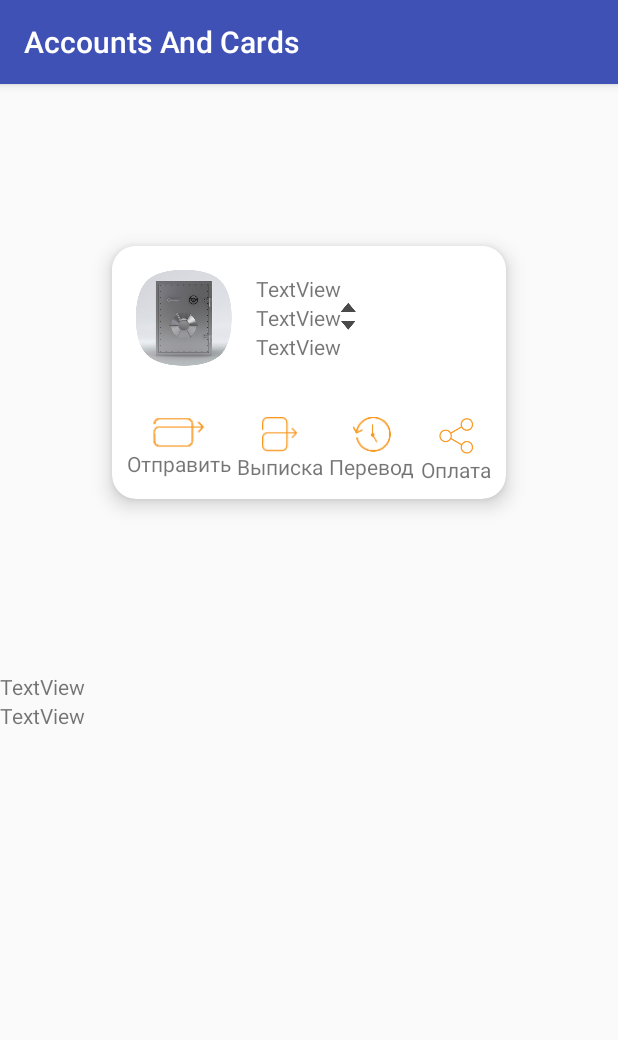
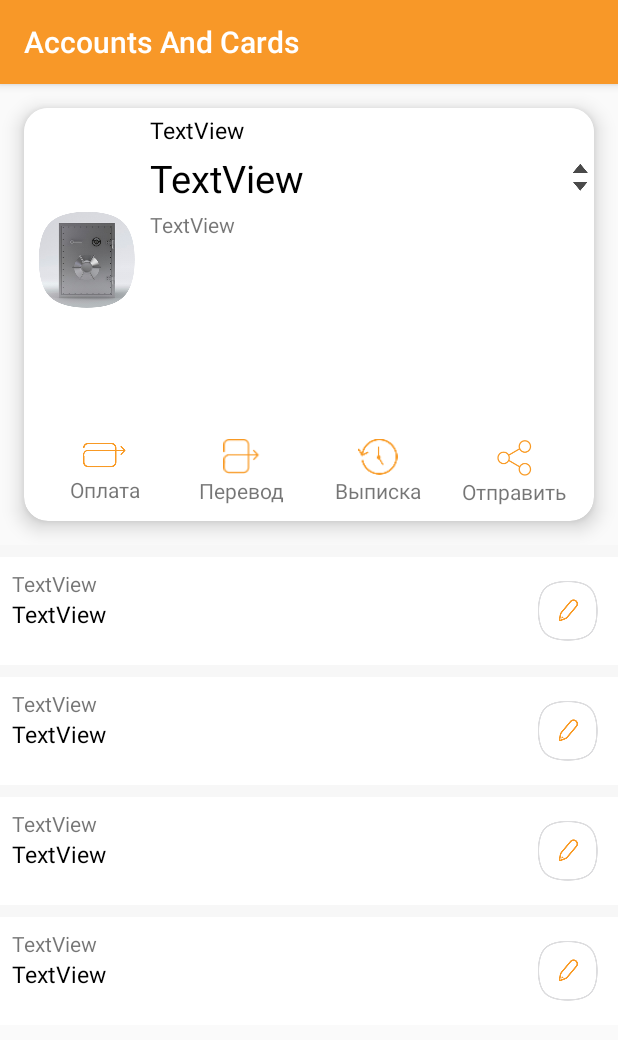
Before and after one commit to kostjagomel/Test-Accounts-And-Cards, an Android app: the fragment PlaceholderFragment shown on its own in the app's theme, on a phone screen of 412 x 824 dp. Shown: the top 1040 px of the screen. Run offline under Robolectric (Android 15) with nearby library versions, the phone set to English and light mode, and no system bars; 4 statements that could not run were skipped.

Commit message:
графика

```diff
--- a/app/src/main/java/test/accountsandcards/fragments/PlaceholderFragment.java
+++ b/app/src/main/java/test/accountsandcards/fragments/PlaceholderFragment.java
@@ -61,9 +61,7 @@ public class PlaceholderFragment extends Fragment {
         infos.add(info);
         infos.add(info);
         infos.add(info);
-        infos.add(info);
-        infos.add(info);
-        infos.add(info);
+
 
         RecyclerInfoAdapter recyclerInfoAdapter = new RecyclerInfoAdapter(infos);
         rvCards.setAdapter(recyclerInfoAdapter);
--- a/app/src/main/res/layout/card_layout.xml
+++ b/app/src/main/res/layout/card_layout.xml
@@ -3,7 +3,7 @@
     xmlns:app="http://schemas.android.com/apk/res-auto"
     xmlns:tools="http://schemas.android.com/tools"
     android:id="@+id/cardView"
-    android:layout_width="wrap_content"
+    android:layout_width="match_parent"
     android:layout_height="wrap_content"
     app:cardCornerRadius="@dimen/fab_margin"
     app:cardElevation="8dp"
@@ -14,8 +14,8 @@
     tools:showIn="@layout/fragment_cards">
 
     <LinearLayout
-        android:layout_width="wrap_content"
-        android:layout_height="wrap_content"
+        android:layout_width="match_parent"
+        android:layout_height="match_parent"
         android:orientation="vertical">
 
         <LinearLayout
@@ -23,47 +23,54 @@
             android:layout_height="wrap_content"
             android:layout_margin="0dp"
             android:layout_marginBottom="@dimen/appbar_padding_top"
+            android:layout_weight="1"
             android:background="@color/cardview_light_background"
             android:orientation="horizontal"
-            android:padding="@dimen/appbar_padding_top">
+            android:padding="@dimen/cardview_default_elevation">
 
             <ImageView
                 android:id="@+id/imageSafe"
                 android:layout_width="wrap_content"
                 android:layout_height="wrap_content"
+                android:layout_gravity="center"
                 android:layout_margin="@dimen/appbar_padding_top"
-                android:contentDescription="TODO"
                 android:src="@drawable/im_safe" />
 
             <LinearLayout
                 android:layout_width="match_parent"
-                android:layout_height="match_parent"
-                android:layout_margin="@dimen/appbar_padding_top"
+                android:layout_height="wrap_content"
                 android:gravity="center_vertical"
                 android:orientation="vertical">
 
                 <TextView
                     android:id="@+id/cardTitleView"
+                    style="@style/ValueText"
                     android:layout_width="wrap_content"
                     android:layout_height="wrap_content"
+                    android:layout_margin="@dimen/cardview_default_elevation"
                     android:text="TextView" />
 
                 <LinearLayout
-                    android:layout_width="wrap_content"
+                    android:layout_width="match_parent"
                     android:layout_height="wrap_content"
+                    android:gravity="center"
                     android:orientation="horizontal">
 
                     <TextView
                         android:id="@+id/text_card_amount"
+                        style="@style/AmountText"
                         android:layout_width="wrap_content"
                         android:layout_height="wrap_content"
+                        android:layout_margin="@dimen/cardview_default_elevation"
                         android:layout_weight="1"
+                        android:gravity="center_vertical"
                         android:text="TextView" />
 
                     <ImageView
                         android:id="@+id/imageChange"
                         android:layout_width="wrap_content"
                         android:layout_height="wrap_content"
+                        android:layout_margin="@dimen/cardview_default_elevation"
                         android:contentDescription="TODO"
                         android:src="@drawable/ic_change" />
 
@@ -73,21 +80,24 @@
                     android:id="@+id/text_card_account_type"
                     android:layout_width="wrap_content"
                     android:layout_height="wrap_content"
+                    android:layout_margin="@dimen/cardview_default_elevation"
                     android:text="TextView" />
             </LinearLayout>
         </LinearLayout>
 
         <LinearLayout
-            android:layout_width="wrap_content"
+            android:layout_width="match_parent"
             android:layout_height="wrap_content"
             android:layout_marginTop="@dimen/appbar_padding_top"
             android:orientation="horizontal"
             android:padding="@dimen/appbar_padding_top">
 
             <LinearLayout
-                android:layout_width="wrap_content"
+                android:layout_width="match_parent"
                 android:layout_height="match_parent"
-                android:layout_margin="@dimen/cardview_default_elevation"
+                android:layout_gravity="center"
+                android:layout_margin="1dp"
+                android:layout_weight="1"
                 android:background="@color/cardview_light_background"
                 android:orientation="vertical">
 
@@ -95,6 +105,7 @@
                     android:id="@+id/image_pay_disable"
                     android:layout_width="match_parent"
                     android:layout_height="wrap_content"
+                    android:layout_margin="@dimen/cardview_default_elevation"
                     android:layout_weight="1"
                     android:src="@drawable/ic_pay_disable" />
 
@@ -102,14 +113,18 @@
                     android:id="@+id/text_pay_disable"
                     android:layout_width="match_parent"
                     android:layout_height="wrap_content"
+                    android:layout_margin="@dimen/cardview_default_elevation"
                     android:layout_weight="1"
+                    android:gravity="center"
                     android:text="@string/text_pay_disable" />
             </LinearLayout>
 
             <LinearLayout
-                android:layout_width="wrap_content"
+                android:layout_width="match_parent"
                 android:layout_height="match_parent"
-                android:layout_margin="@dimen/cardview_default_radius"
+                android:layout_gravity="center"
+                android:layout_margin="1dp"
+                android:layout_weight="1"
                 android:background="@color/cardview_light_background"
                 android:orientation="vertical">
 
@@ -125,13 +140,16 @@
                     android:layout_width="match_parent"
                     android:layout_height="wrap_content"
                     android:layout_weight="1"
+                    android:gravity="center"
                     android:text="@string/text_transfer_disable" />
             </LinearLayout>
 
             <LinearLayout
-                android:layout_width="wrap_content"
+                android:layout_width="match_parent"
                 android:layout_height="match_parent"
-                android:layout_margin="@dimen/cardview_default_radius"
+                android:layout_gravity="center"
+                android:layout_margin="1dp"
+                android:layout_weight="1"
                 android:background="@color/cardview_light_background"
                 android:orientation="vertical">
 
@@ -147,13 +165,16 @@
                     android:layout_width="match_parent"
                     android:layout_height="wrap_content"
                     android:layout_weight="1"
+                    android:gravity="center"
                     android:text="@string/text_statement" />
             </LinearLayout>
 
             <LinearLayout
-                android:layout_width="wrap_content"
+                android:layout_width="match_parent"
                 android:layout_height="match_parent"
-                android:layout_margin="@dimen/cardview_default_radius"
+                android:layout_gravity="center"
+                android:layout_margin="1dp"
+                android:layout_weight="1"
                 android:background="@color/cardview_light_background"
                 android:orientation="vertical">
 
@@ -169,6 +190,7 @@
                     android:layout_width="match_parent"
                     android:layout_height="wrap_content"
                     android:layout_weight="1"
+                    android:gravity="center"
                     android:text="@string/text_share" />
             </LinearLayout>
 
--- a/app/src/main/res/layout/fragment_cards.xml
+++ b/app/src/main/res/layout/fragment_cards.xml
@@ -11,15 +11,25 @@
     <android.support.constraint.ConstraintLayout
         android:layout_width="match_parent"
         android:layout_height="match_parent"
-        android:layout_weight="1">
+        android:layout_weight="3">
 
-        <include layout="@layout/card_layout" />
+        <include
+            android:id="@+id/card"
+            layout="@layout/card_layout"
+            android:layout_width="0dp"
+            android:layout_height="0dp"
+            android:layout_margin="@dimen/activity_vertical_margin"
+            app:layout_constraintBottom_toBottomOf="parent"
+            app:layout_constraintEnd_toEndOf="parent"
+            app:layout_constraintHorizontal_bias="0.505"
+            app:layout_constraintStart_toStartOf="parent"
+            app:layout_constraintTop_toTopOf="parent" />
     </android.support.constraint.ConstraintLayout>
 
     <android.support.v7.widget.RecyclerView
         android:id="@+id/infos_view"
         android:layout_width="match_parent"
         android:layout_height="match_parent"
-        android:layout_weight="1" />
+        android:layout_weight="2" />
 
 </LinearLayout>
--- a/app/src/main/res/layout/info_view.xml
+++ b/app/src/main/res/layout/info_view.xml
@@ -2,26 +2,48 @@
 <RelativeLayout xmlns:android="http://schemas.android.com/apk/res/android"
     xmlns:app="http://schemas.android.com/apk/res-auto"
     android:layout_width="match_parent"
-    android:layout_height="match_parent">
+    android:layout_height="wrap_content"
+    android:background="@color/cardview_shadow_end_color">
 
     <LinearLayout
         android:id="@+id/info_view"
         android:layout_width="match_parent"
         android:layout_height="wrap_content"
         android:layout_marginTop="@dimen/appbar_padding_top"
-        android:orientation="vertical">
+        android:background="@color/cardview_light_background"
+        android:orientation="horizontal"
+        android:padding="@dimen/appbar_padding_top">
 
-        <TextView
-            android:id="@+id/text_name"
+        <LinearLayout
             android:layout_width="match_parent"
+            android:layout_height="match_parent"
+            android:layout_weight="10"
+            android:background="@color/cardview_light_background"
+            android:orientation="vertical">
+
+            <TextView
+                android:id="@+id/text_value"
+                android:layout_width="match_parent"
+                android:layout_height="wrap_content"
+                android:text="TextView" />
+
+            <TextView
+                android:id="@+id/text_name"
+                style="@style/ValueText"
+                android:layout_width="match_parent"
+                android:layout_height="wrap_content"
+                android:text="TextView" />
+        </LinearLayout>
+
+        <ImageButton
+            android:id="@+id/imageButton"
+            android:layout_width="wrap_content"
             android:layout_height="wrap_content"
-            android:text="TextView" />
+            android:layout_weight="1"
+            android:background="@color/cardview_light_background"
+            android:padding="@dimen/appbar_padding_top"
+            app:srcCompat="@drawable/ic_info_edit" />
 
-        <TextView
-            android:id="@+id/text_value"
-            android:layout_width="match_parent"
-            android:layout_height="wrap_content"
-            android:text="TextView" />
     </LinearLayout>
 
 </RelativeLayout>
--- a/app/src/main/res/values/colors.xml
+++ b/app/src/main/res/values/colors.xml
@@ -1,6 +1,6 @@
 <?xml version="1.0" encoding="utf-8"?>
 <resources>
-    <color name="colorPrimary">#3F51B5</color>
-    <color name="colorPrimaryDark">#303F9F</color>
+    <color name="colorPrimary">#F89828</color>
+    <color name="colorPrimaryDark">#DE8823</color>
     <color name="colorAccent">#FF4081</color>
 </resources>
--- a/app/src/main/res/values/strings.xml
+++ b/app/src/main/res/values/strings.xml
@@ -4,8 +4,8 @@
     <string name="section_format">Hello World from section:</string>
 
     <string name="connection_error">Упс, что-то пошло не так</string>
-    <string name="text_share">Оплата</string>
-    <string name="text_statement">Перевод</string>
-    <string name="text_transfer_disable">Выписка</string>
-    <string name="text_pay_disable">Отправить</string>
+    <string name="text_share">Отправить</string>
+    <string name="text_statement">Выписка</string>
+    <string name="text_transfer_disable">Перевод</string>
+    <string name="text_pay_disable">Оплата</string>
 </resources>
--- a/app/src/main/res/values/styles.xml
+++ b/app/src/main/res/values/styles.xml
@@ -17,4 +17,15 @@
 
     <style name="AppTheme.PopupOverlay" parent="ThemeOverlay.AppCompat.Light" />
 
+
+    <style name="ValueText">
+        <item name="android:textSize">15dp</item>
+        <item name="android:textColor">#000000</item>
+    </style>
+
+    <style name="AmountText">
+        <item name="android:textSize">25dp</item>
+        <item name="android:textColor">#000000</item>
+    </style>
+
 </resources>
```
